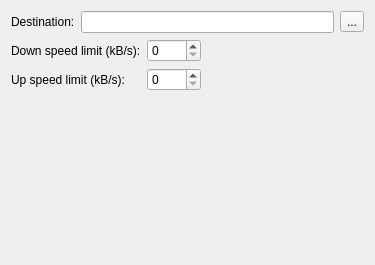
Old version of the form src/GenericOptsForm.ui in the repository LubosD/fatrat.
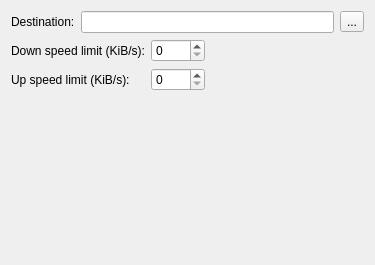
New version of the form.

Diff of the .ui file:
```diff
--- a/src/GenericOptsForm.ui
+++ b/src/GenericOptsForm.ui
@@ -36,7 +36,7 @@
    <item row="1" column="0" colspan="2" >
     <widget class="QLabel" name="label_4" >
      <property name="text" >
-      <string>Down speed limit (kB/s):</string>
+      <string>Down speed limit (KiB/s):</string>
      </property>
     </widget>
    </item>
@@ -63,7 +63,7 @@
    <item row="2" column="0" colspan="2" >
     <widget class="QLabel" name="label_5" >
      <property name="text" >
-      <string>Up speed limit (kB/s):</string>
+      <string>Up speed limit (KiB/s):</string>
      </property>
     </widget>
    </item>
```
